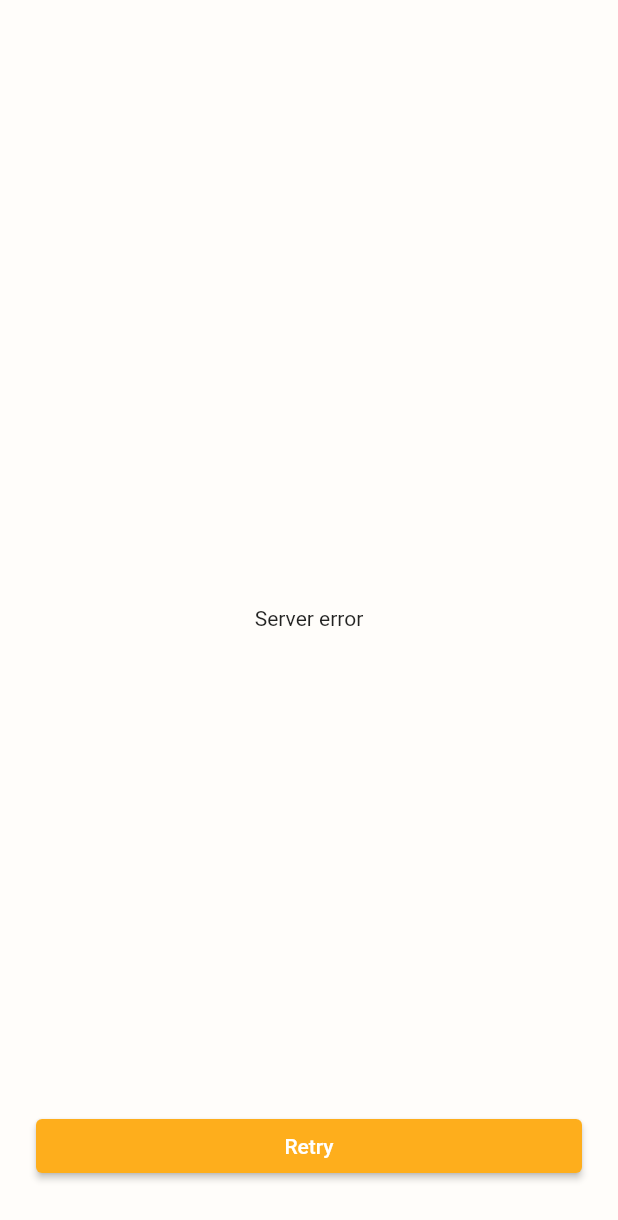
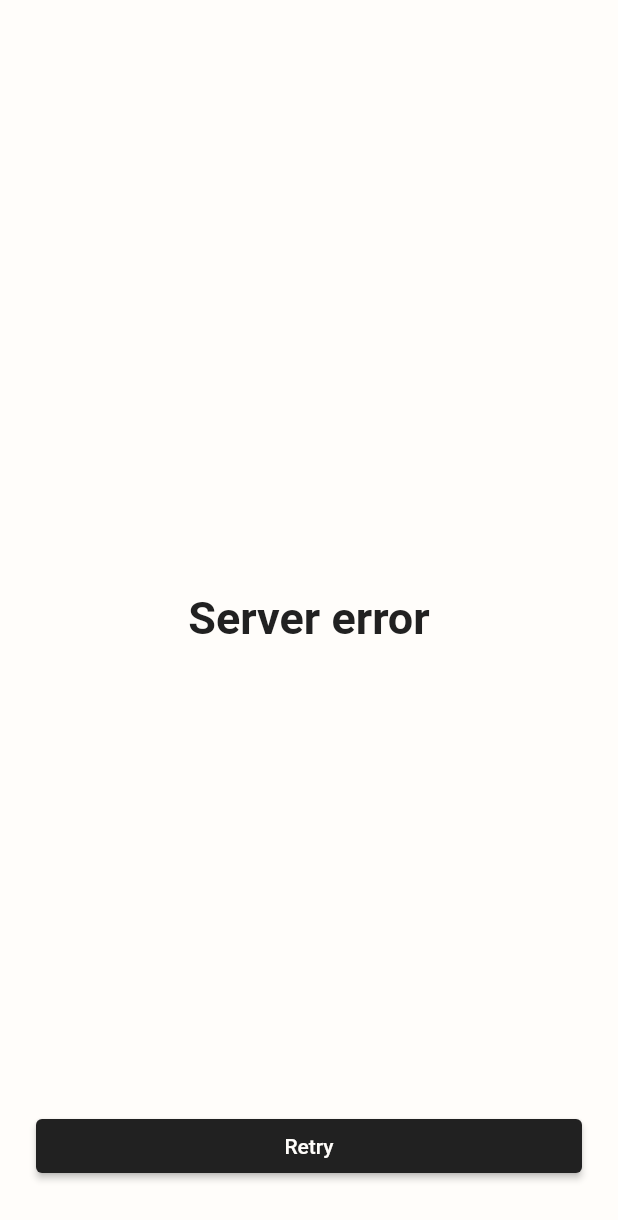
Before and after one commit to raffi1996/weather_forecast, a Flutter app: the ErrorScreen screen opened by its route, on a phone screen of 412 x 824 dp. Shown: the top 1220 px of the screen. Run offline on Flutter 3.47's test engine with Material 2 defaults, Android fonts, the phone set to English and light mode, and no system bars; our stand-ins replace dio, flutter_mobx, flutter_svg, freezed_annotation, geocoding, geolocator and 2 more; generated files the repository leaves out were written again.

Commit message:
(feat: added dark mode)

```diff
--- a/lib/app.dart
+++ b/lib/app.dart
@@ -3,6 +3,7 @@ import 'package:weather_forecast/themes/light_theme.dart';
 import 'constants/routing_names.dart';
 import 'providers/get_it.dart';
 import 'router.dart';
+import 'themes/dark_theme.dart';
 
 class MyApp extends StatefulWidget {
   const MyApp({Key? key}) : super(key: key);
@@ -17,6 +18,7 @@ class _MyAppState extends State<MyApp>{
   Widget build(BuildContext context) {
     return MaterialApp(
       theme: lightTheme,
+      darkTheme: darkTheme,
       title: 'Flutter Weather forecast',
       initialRoute: Routes.splashScreen,
       navigatorKey: locator<NavigationService>().navigatorKey,
--- a/lib/pages/error_page.dart
+++ b/lib/pages/error_page.dart
@@ -5,6 +5,7 @@ import '../constants/ui_texts.dart';
 import '../providers/get_it.dart';
 import '../router.dart';
 import '../themes/app_colors.dart';
+import '../utils/app_utils.dart';
 
 class ErrorScreen extends StatelessWidget {
   const ErrorScreen({Key? key}) : super(key: key);
@@ -14,10 +15,19 @@ class ErrorScreen extends StatelessWidget {
     return Scaffold(
       body: Stack(
         children: [
-          const Align(
+          Align(
             alignment: Alignment.center,
             child: Text(
               UiText.errorText,
+              style: TextStyle(
+                fontSize: 30,
+                fontWeight: FontWeight.bold,
+                color: brightnessColor(
+                  context: context,
+                  darkColor: AppColors.white,
+                  lightColor: AppColors.charcoal,
+                ),
+              ),
             ),
           ),
           Align(
@@ -34,7 +44,11 @@ class ErrorScreen extends StatelessWidget {
                     child: ElevatedButton(
                       style: ButtonStyle(
                         backgroundColor: MaterialStateProperty.all(
-                          AppColors.yellow,
+                          brightnessColor(
+                            context: context,
+                            darkColor: AppColors.white,
+                            lightColor: AppColors.charcoal,
+                          ),
                         ),
                       ),
                       onPressed: () async {
@@ -42,8 +56,15 @@ class ErrorScreen extends StatelessWidget {
                           Routes.splashScreen,
                         );
                       },
-                      child: const Text(
+                      child: Text(
                         UiText.retry,
+                        style: TextStyle(
+                          color: brightnessColor(
+                            context: context,
+                            darkColor: AppColors.charcoal,
+                            lightColor: AppColors.white,
+                          ),
+                        )
                       ),
                     ),
                   ),
--- /dev/null
+++ b/lib/themes/dark_theme.dart
@@ -0,0 +1,17 @@
+import 'package:flutter/material.dart';
+
+import 'app_colors.dart';
+
+final base = ThemeData.light();
+
+final darkTheme = base.copyWith(
+  scaffoldBackgroundColor: AppColors.charcoal,
+  appBarTheme: base.appBarTheme.copyWith(
+    backgroundColor: AppColors.charcoal,
+  ),
+  bottomNavigationBarTheme: base.bottomNavigationBarTheme.copyWith(
+    backgroundColor: AppColors.charcoal,
+    selectedItemColor: AppColors.white,
+    unselectedItemColor: AppColors.grayRegular,
+  ),
+);
--- /dev/null
+++ b/lib/utils/app_utils.dart
@@ -0,0 +1,17 @@
+import 'package:flutter/material.dart';
+import '../themes/app_colors.dart';
+
+Color brightnessColor({
+  Color lightColor = AppColors.white,
+  Color darkColor = AppColors.darkGray,
+  bool invert = false,
+  required BuildContext context,
+}) {
+  var brightness = MediaQuery.of(context).platformBrightness;
+  bool isDarkMode = brightness == Brightness.dark;
+  if (invert) {
+    isDarkMode = !isDarkMode;
+  }
+
+  return isDarkMode ? darkColor : lightColor;
+}
```
Also changed, not shown: lib/pages/current_weather.dart (+13 -2 lines), lib/pages/dashboard_screen.dart (+7 -2 lines), lib/pages/future_weather.dart (+8 -1 lines), lib/widgets/splash_widget.dart (+14 -2 lines), lib/widgets/weather_icon_widget.dart (+11 -2 lines), lib/widgets/weather_item.dart (+7 -1 lines), 1 other file.
